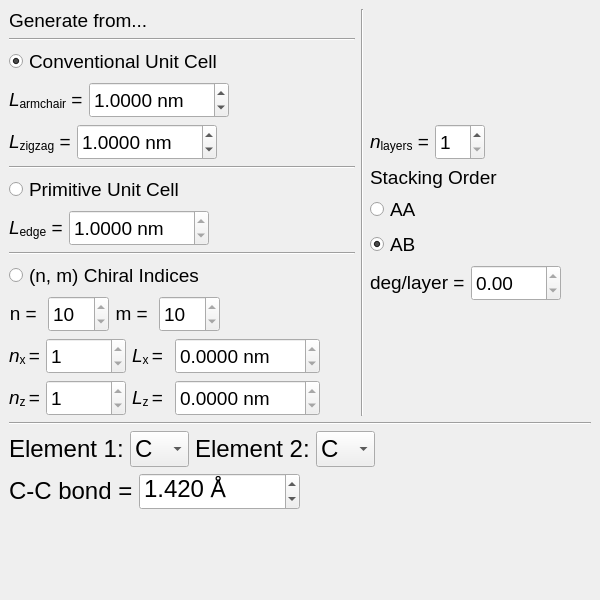
Above: sknano/apps/nanogen_gui/graphene_generator.ui from scikit-nano/scikit-nano before the change. Below: the same form after it.
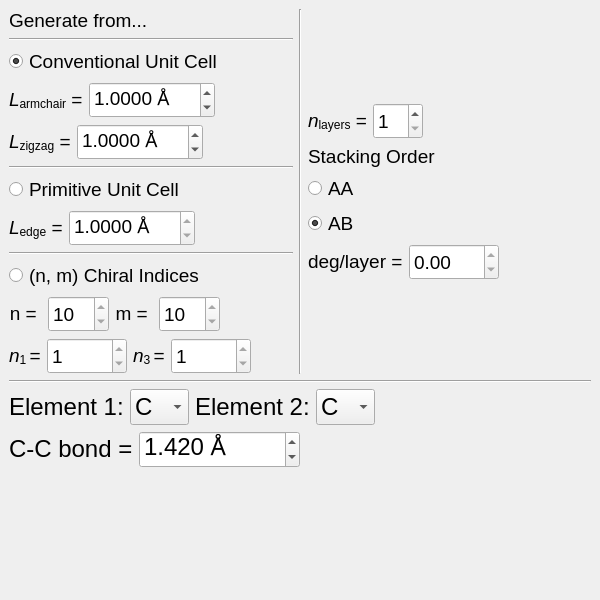
That is the form after the change.

```diff
--- a/sknano/apps/nanogen_gui/graphene_generator.ui
+++ b/sknano/apps/nanogen_gui/graphene_generator.ui
@@ -38,12 +38,14 @@
    <string>Graphene Generator</string>
   </property>
   <widget class="QWidget" name="centralwidget">
+   <layout class="QVBoxLayout" name="verticalLayout_7">
+    <item>
+     <layout class="QVBoxLayout" name="verticalLayout_6">
+      <item>
+       <layout class="QHBoxLayout" name="horizontalLayout_3">
+        <item>
    <layout class="QVBoxLayout" name="verticalLayout_3">
     <item>
-     <layout class="QHBoxLayout" name="horizontalLayout">
-      <item>
-       <layout class="QVBoxLayout" name="verticalLayout_2">
-        <item>
          <widget class="QLabel" name="label_33">
           <property name="font">
            <font>
@@ -118,7 +120,7 @@
                    </font>
                   </property>
                   <property name="suffix">
-                   <string> nm</string>
+                     <string> Å</string>
                   </property>
                   <property name="decimals">
                    <number>4</number>
@@ -183,7 +185,7 @@
                    </font>
                   </property>
                   <property name="suffix">
-                   <string> nm</string>
+                     <string> Å</string>
                   </property>
                   <property name="decimals">
                    <number>4</number>
@@ -285,7 +287,7 @@
                    <bool>true</bool>
                   </property>
                   <property name="suffix">
-                   <string> nm</string>
+                     <string> Å</string>
                   </property>
                   <property name="decimals">
                    <number>4</number>
@@ -330,7 +332,7 @@
          </widget>
         </item>
         <item>
-         <layout class="QVBoxLayout" name="verticalLayout_16">
+           <layout class="QVBoxLayout" name="verticalLayout_2">
           <item>
            <widget class="QRadioButton" name="unrolled_swnt_chirality_radio_button">
             <property name="font">
@@ -348,8 +350,6 @@
            </widget>
           </item>
           <item>
-           <layout class="QVBoxLayout" name="verticalLayout_12">
-            <item>
              <layout class="QHBoxLayout" name="horizontalLayout_51">
               <item>
                <layout class="QHBoxLayout" name="horizontalLayout_52">
@@ -455,7 +455,9 @@
              </layout>
             </item>
             <item>
-             <layout class="QHBoxLayout" name="horizontalLayout_57">
+             <layout class="QHBoxLayout" name="horizontalLayout_2">
+              <item>
+               <layout class="QHBoxLayout" name="horizontalLayout">
               <item>
                <layout class="QHBoxLayout" name="horizontalLayout_58">
                 <item>
@@ -467,7 +469,7 @@
                    </font>
                   </property>
                   <property name="text">
-                   <string>&lt;html&gt;&lt;head/&gt;&lt;body&gt;&lt;p&gt;&lt;span style=&quot; font-style:italic;&quot;&gt;n&lt;/span&gt;&lt;span style=&quot; vertical-align:sub;&quot;&gt;x &lt;/span&gt;=&lt;/p&gt;&lt;/body&gt;&lt;/html&gt;</string>
+                     <string>&lt;html&gt;&lt;head/&gt;&lt;body&gt;&lt;p&gt;&lt;span style=&quot; font-style:italic;&quot;&gt;n&lt;/span&gt;&lt;span style=&quot; vertical-align:sub;&quot;&gt;1 &lt;/span&gt;=&lt;/p&gt;&lt;/body&gt;&lt;/html&gt;</string>
                   </property>
                  </widget>
                 </item>
@@ -507,74 +509,6 @@
                 </item>
                </layout>
               </item>
-              <item>
-               <layout class="QHBoxLayout" name="horizontalLayout_59">
-                <item>
-                 <widget class="QLabel" name="label_32">
-                  <property name="font">
-                   <font>
-                    <family>Arial</family>
-                    <pointsize>14</pointsize>
-                   </font>
-                  </property>
-                  <property name="text">
-                   <string>&lt;html&gt;&lt;head/&gt;&lt;body&gt;&lt;p&gt;&lt;span style=&quot; font-style:italic;&quot;&gt;L&lt;/span&gt;&lt;span style=&quot; vertical-align:sub;&quot;&gt;x &lt;/span&gt;= &lt;/p&gt;&lt;/body&gt;&lt;/html&gt;</string>
-                  </property>
-                 </widget>
-                </item>
-                <item>
-                 <widget class="QDoubleSpinBox" name="unrolled_swnt_Lx_double_spin_box">
-                  <property name="sizePolicy">
-                   <sizepolicy hsizetype="Expanding" vsizetype="Fixed">
-                    <horstretch>0</horstretch>
-                    <verstretch>0</verstretch>
-                   </sizepolicy>
-                  </property>
-                  <property name="minimumSize">
-                   <size>
-                    <width>100</width>
-                    <height>36</height>
-                   </size>
-                  </property>
-                  <property name="font">
-                   <font>
-                    <family>Arial</family>
-                    <pointsize>14</pointsize>
-                   </font>
-                  </property>
-                  <property name="readOnly">
-                   <bool>true</bool>
-                  </property>
-                  <property name="suffix">
-                   <string> nm</string>
-                  </property>
-                  <property name="decimals">
-                   <number>4</number>
-                  </property>
-                  <property name="maximum">
-                   <double>1000.000000000000000</double>
-                  </property>
-                 </widget>
-                </item>
-               </layout>
-              </item>
-              <item>
-               <spacer name="horizontalSpacer_24">
-                <property name="orientation">
-                 <enum>Qt::Horizontal</enum>
-                </property>
-                <property name="sizeHint" stdset="0">
-                 <size>
-                  <width>40</width>
-                  <height>20</height>
-                 </size>
-                </property>
-               </spacer>
-              </item>
-             </layout>
-            </item>
-            <item>
-             <layout class="QHBoxLayout" name="horizontalLayout_42">
               <item>
                <layout class="QHBoxLayout" name="horizontalLayout_55">
                 <item>
@@ -586,7 +520,7 @@
                    </font>
                   </property>
                   <property name="text">
-                   <string>&lt;html&gt;&lt;head/&gt;&lt;body&gt;&lt;p&gt;&lt;span style=&quot; font-style:italic;&quot;&gt;n&lt;/span&gt;&lt;span style=&quot; vertical-align:sub;&quot;&gt;z &lt;/span&gt;=&lt;/p&gt;&lt;/body&gt;&lt;/html&gt;</string>
+                     <string>&lt;html&gt;&lt;head/&gt;&lt;body&gt;&lt;p&gt;&lt;span style=&quot; font-style:italic;&quot;&gt;n&lt;/span&gt;&lt;span style=&quot; vertical-align:sub;&quot;&gt;3 &lt;/span&gt;=&lt;/p&gt;&lt;/body&gt;&lt;/html&gt;</string>
                   </property>
                  </widget>
                 </item>
@@ -626,59 +560,10 @@
                 </item>
                </layout>
               </item>
-              <item>
-               <layout class="QHBoxLayout" name="horizontalLayout_56">
-                <item>
-                 <widget class="QLabel" name="label_30">
-                  <property name="font">
-                   <font>
-                    <family>Arial</family>
-                    <pointsize>14</pointsize>
-                   </font>
-                  </property>
-                  <property name="text">
-                   <string>&lt;html&gt;&lt;head/&gt;&lt;body&gt;&lt;p&gt;&lt;span style=&quot; font-style:italic;&quot;&gt;L&lt;/span&gt;&lt;span style=&quot; vertical-align:sub;&quot;&gt;z &lt;/span&gt;= &lt;/p&gt;&lt;/body&gt;&lt;/html&gt;</string>
-                  </property>
-                 </widget>
-                </item>
-                <item>
-                 <widget class="QDoubleSpinBox" name="unrolled_swnt_Lz_double_spin_box">
-                  <property name="sizePolicy">
-                   <sizepolicy hsizetype="Expanding" vsizetype="Fixed">
-                    <horstretch>0</horstretch>
-                    <verstretch>0</verstretch>
-                   </sizepolicy>
-                  </property>
-                  <property name="minimumSize">
-                   <size>
-                    <width>100</width>
-                    <height>36</height>
-                   </size>
-                  </property>
-                  <property name="font">
-                   <font>
-                    <family>Arial</family>
-                    <pointsize>14</pointsize>
-                   </font>
-                  </property>
-                  <property name="readOnly">
-                   <bool>true</bool>
-                  </property>
-                  <property name="suffix">
-                   <string> nm</string>
-                  </property>
-                  <property name="decimals">
-                   <number>4</number>
-                  </property>
-                  <property name="maximum">
-                   <double>1000.000000000000000</double>
-                  </property>
-                 </widget>
-                </item>
                </layout>
               </item>
               <item>
-               <spacer name="horizontalSpacer_23">
+               <spacer name="horizontalSpacer_24">
                 <property name="orientation">
                  <enum>Qt::Horizontal</enum>
                 </property>
@@ -689,8 +574,6 @@
                  </size>
                 </property>
                </spacer>
-              </item>
-             </layout>
             </item>
            </layout>
           </item>
@@ -1169,6 +1052,8 @@
      </spacer>
     </item>
    </layout>
+    </item>
+   </layout>
   </widget>
  </widget>
  <resources/>
```
Left out of the diff: 6 changed lines with no effect on the pictures. Lines whose indentation alone changed are shown as unchanged.
